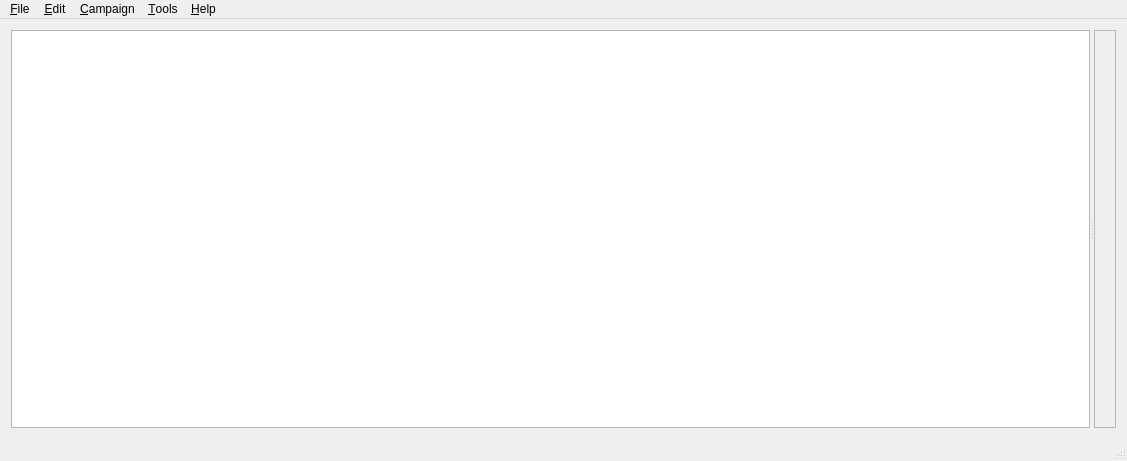
Before: the Qt Designer form DMHelper/src/mainwindow.ui in MMetze/DMHelper, drawn with Qt 5.
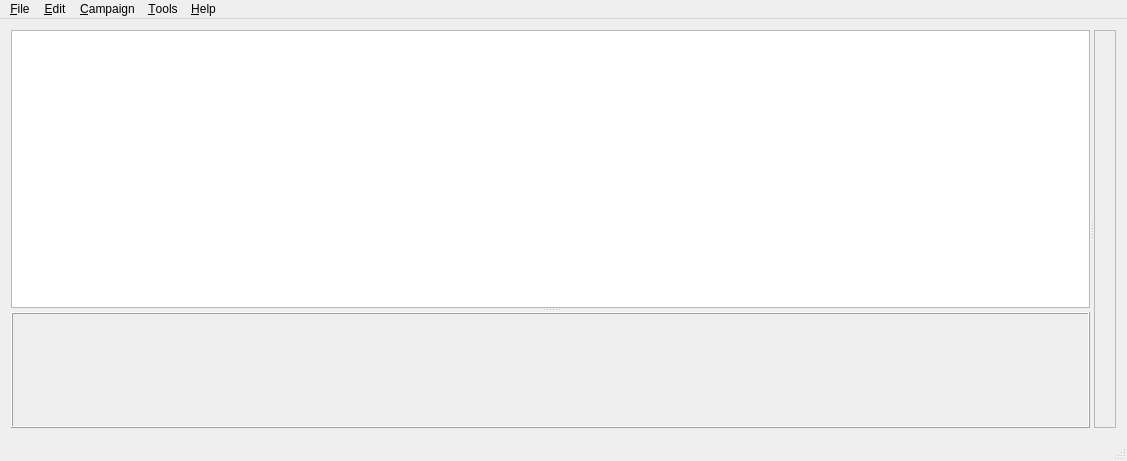
After: the same form once the commit is applied. Icons and pictures are not drawn. Custom widgets are drawn as their Qt base class.

Commit message: Network upload visualization

What changed in the file:
```diff
--- a/DMHelper/src/mainwindow.ui
+++ b/DMHelper/src/mainwindow.ui
@@ -33,18 +33,22 @@
    <property name="styleSheet">
     <string notr="true"/>
    </property>
-   <layout class="QGridLayout" name="gridLayout">
-    <item row="0" column="0">
-     <widget class="QSplitter" name="splitter">
-      <property name="sizePolicy">
-       <sizepolicy hsizetype="Preferred" vsizetype="Preferred">
-        <horstretch>0</horstretch>
-        <verstretch>0</verstretch>
-       </sizepolicy>
-      </property>
+   <layout class="QVBoxLayout" name="verticalLayout">
+    <item>
+     <widget class="QSplitter" name="splitter_2">
       <property name="orientation">
        <enum>Qt::Horizontal</enum>
       </property>
+      <widget class="QSplitter" name="splitter">
+       <property name="sizePolicy">
+        <sizepolicy hsizetype="Preferred" vsizetype="Preferred">
+         <horstretch>0</horstretch>
+         <verstretch>0</verstretch>
+        </sizepolicy>
+       </property>
+       <property name="orientation">
+        <enum>Qt::Vertical</enum>
+       </property>
       <widget class="CampaignTree" name="treeView">
        <property name="sizePolicy">
         <sizepolicy hsizetype="Preferred" vsizetype="Preferred">
@@ -74,6 +78,15 @@
         <bool>true</bool>
        </property>
       </widget>
+       <widget class="NetworkStatusFrame" name="frameNetwork">
+        <property name="frameShape">
+         <enum>QFrame::Box</enum>
+        </property>
+        <property name="frameShadow">
+         <enum>QFrame::Raised</enum>
+        </property>
+       </widget>
+      </widget>
       <widget class="CampaignObjectFrameStack" name="stackedWidgetEncounter">
        <property name="sizePolicy">
         <sizepolicy hsizetype="Preferred" vsizetype="Preferred">
@@ -403,6 +416,12 @@
    <header>campaignobjectframestack.h</header>
    <container>1</container>
   </customwidget>
+  <customwidget>
+   <class>NetworkStatusFrame</class>
+   <extends>QFrame</extends>
+   <header>networkstatusframe.h</header>
+   <container>1</container>
+  </customwidget>
  </customwidgets>
  <resources>
   <include location="resources.qrc"/>
```
Lines whose indentation alone changed are shown as unchanged. The commit also changes 18 other files.
